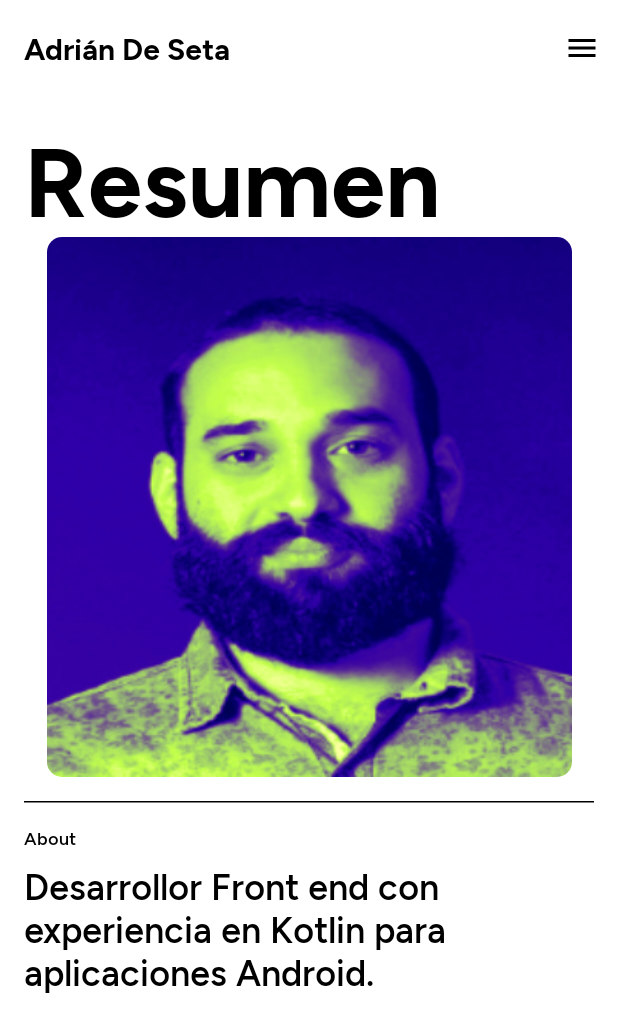
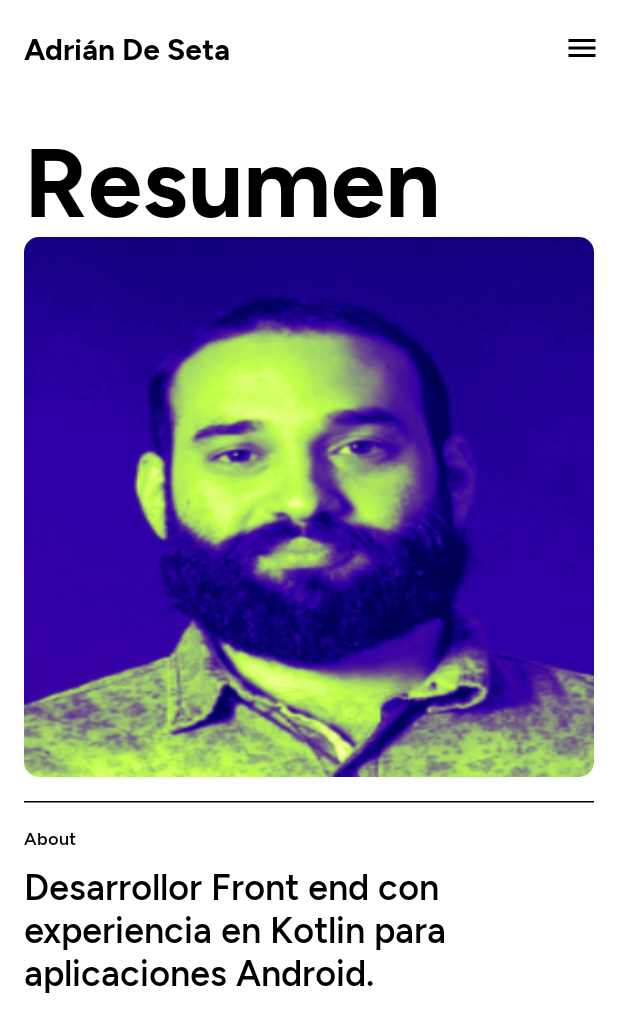
Before and after one commit to adriandeseta/AdrianDeSetaCV, an Android app built with Jetpack Compose: the screen it shows after launch (MainActivity), on a phone screen of 412 x 824 dp. Shown: the top 1032 px of the screen. Run offline under Robolectric (Android 15) with nearby library versions, the phone set to English and light mode, and no system bars; our stand-ins replace Dagger/Hilt's generated code.

Commit message:
fix image home

```diff
--- a/app/src/main/java/com/adriandeseta/cv/ui/adriandeseta/HomeScreen.kt
+++ b/app/src/main/java/com/adriandeseta/cv/ui/adriandeseta/HomeScreen.kt
@@ -65,7 +65,7 @@ fun HomeScreen(modifier: Modifier, navController: NavController) {
             painter = painterResource(R.drawable.cv_home_pic),
             contentDescription = "Adrian De Seta CV",
             modifier = Modifier
-                .width(350.dp)
+                .fillMaxWidth()
                 .height(360.dp)
                 .clip(RoundedCornerShape(10.dp))
                 .background(Color.White),
```
